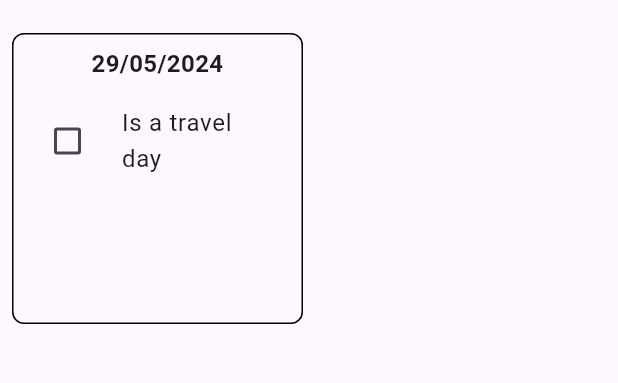
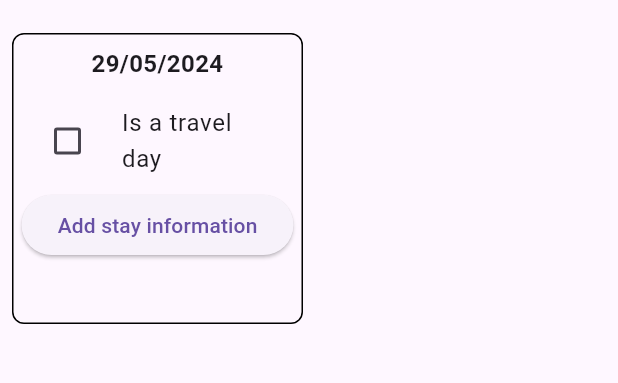
Before and after one commit to willsims345/trip-planner, a Flutter app: the Calendar screen opened directly with empty values, on a phone screen of 412 x 824 dp, the part 63-446 px from its top. Run offline on Flutter 3.47's test engine with Material 3 defaults, Android fonts, the phone set to English and light mode, and no system bars.

Commit message:
added the 'add stay information' button

```diff
--- a/lib/calendar.dart
+++ b/lib/calendar.dart
@@ -108,6 +108,10 @@ class _CalDayState extends State<CalDay> {
               });
             },
             controlAffinity: ListTileControlAffinity.leading,
+          ),
+          ElevatedButton(
+            onPressed: () {},
+            child: const Text('Add stay information'),
           )
         ],
       ),
```
